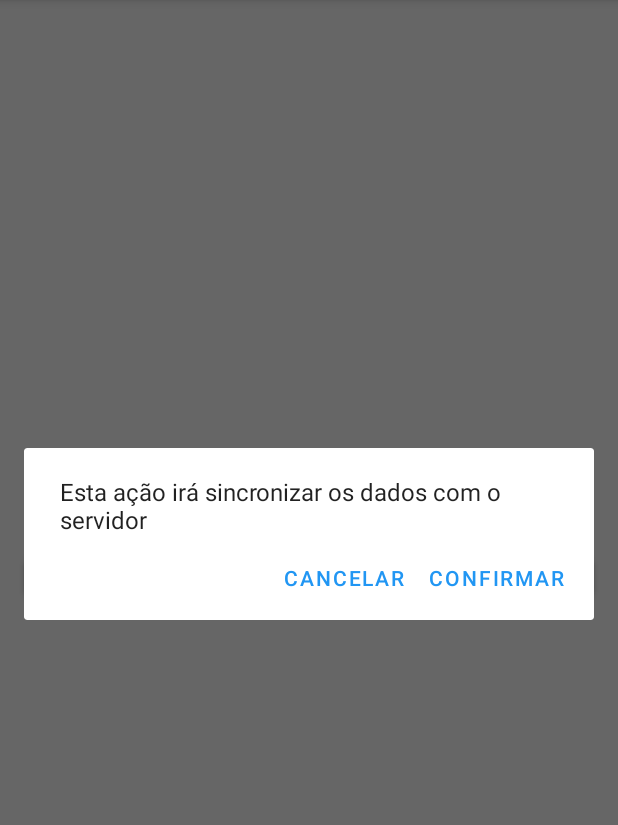
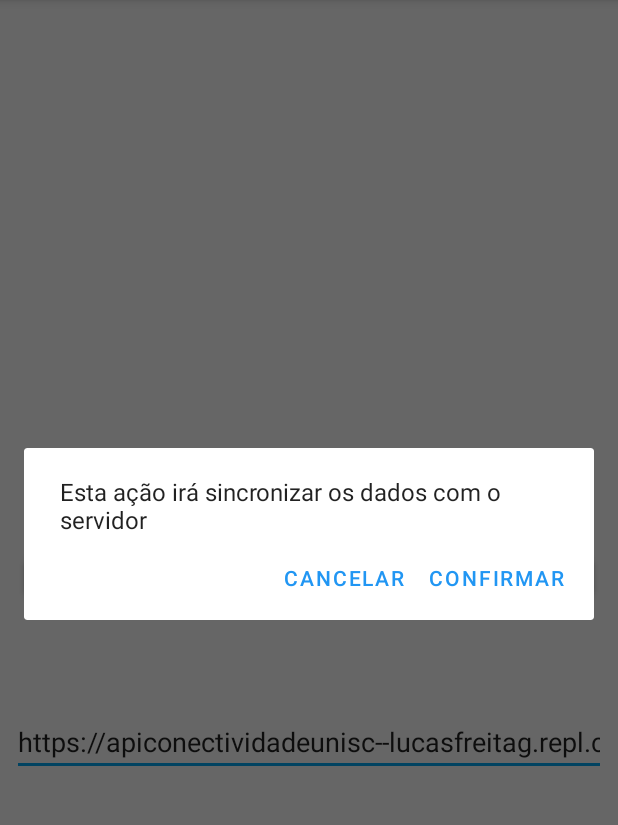
Before and after one commit to FerreirinhaJean/ConnectivityData, an Android app: the screen it shows after launch (MainActivity), after a tap on "Sincronizar", on a phone screen of 412 x 824 dp, the part 84-909 px from its top. Run offline under Robolectric (Android 15) with nearby library versions, the phone set to English and light mode, and no system bars; Roboto replaces fonts that are not available here.

Commit message:
Add field to url

```diff
--- a/app/src/main/java/br/com/jean/connectivitydata/repositories/ConnectivityStattementRepository.java
+++ b/app/src/main/java/br/com/jean/connectivitydata/repositories/ConnectivityStattementRepository.java
@@ -4,14 +4,12 @@ import android.content.ContentValues;
 import android.content.Context;
 import android.database.Cursor;
 import android.database.sqlite.SQLiteDatabase;
-import android.telephony.TelephonyManager;
 import android.util.Log;
 
 import java.util.ArrayList;
 import java.util.List;
 
 import br.com.jean.connectivitydata.models.ConnectivityStattement;
-import br.com.jean.connectivitydata.models.dto.ConnectivityStattementDto;
 import br.com.jean.connectivitydata.repositories.db.DbHelper;
 
 public class ConnectivityStattementRepository {
--- a/app/src/main/java/br/com/jean/connectivitydata/services/ConnectivityService.java
+++ b/app/src/main/java/br/com/jean/connectivitydata/services/ConnectivityService.java
@@ -21,13 +21,17 @@ import okhttp3.Response;
 
 public class ConnectivityService {
 
-    private static final String URL = "https://apiconectividadeunisc--lucasfreitag.repl.co/list";
     private static final String NETWORK_TYPE_2G = "2G";
     private static final String NETWORK_TYPE_3G = "3G";
     private static final String NETWORK_TYPE_4G = "4G";
     private static final String NETWORK_TYPE_5G = "5G";
     private static final String NETWORK_TYPE_UNKNOWN = "Desconhecido";
 
+    private String URL;
+
+    public ConnectivityService(String url) {
+        this.URL = url;
+    }
 
     private String convertNetworkType(int type) {
         switch (type) {
--- a/app/src/main/java/br/com/jean/connectivitydata/ui/activities/GetConnectivityDataActivity.java
+++ b/app/src/main/java/br/com/jean/connectivitydata/ui/activities/GetConnectivityDataActivity.java
@@ -11,19 +11,14 @@ import android.os.Build;
 import android.os.Bundle;
 import android.telephony.SignalStrength;
 import android.telephony.TelephonyManager;
-import android.util.Log;
 import android.widget.Button;
 import android.widget.Toast;
-
 import androidx.annotation.NonNull;
 import androidx.appcompat.app.AppCompatActivity;
 import androidx.core.app.ActivityCompat;
 import androidx.core.content.ContextCompat;
 import androidx.recyclerview.widget.LinearLayoutManager;
 import androidx.recyclerview.widget.RecyclerView;
-
-import java.text.DecimalFormat;
-
 import br.com.jean.connectivitydata.R;
 import br.com.jean.connectivitydata.adapter.ListAdapter;
 import br.com.jean.connectivitydata.models.ConnectivityStattement;
--- a/app/src/main/java/br/com/jean/connectivitydata/ui/activities/MainActivity.java
+++ b/app/src/main/java/br/com/jean/connectivitydata/ui/activities/MainActivity.java
@@ -1,15 +1,13 @@
 package br.com.jean.connectivitydata.ui.activities;
 
 import android.app.ProgressDialog;
-import android.content.DialogInterface;
 import android.content.Intent;
 import android.os.Bundle;
-import android.util.Log;
 import android.view.Menu;
 import android.view.MenuInflater;
 import android.view.MenuItem;
 import android.widget.Button;
-import android.widget.TextView;
+import android.widget.EditText;
 import android.widget.Toast;
 
 import androidx.annotation.NonNull;
@@ -21,7 +19,6 @@ import java.util.List;
 import br.com.jean.connectivitydata.R;
 import br.com.jean.connectivitydata.models.Callback;
 import br.com.jean.connectivitydata.models.ConnectivityStattement;
-import br.com.jean.connectivitydata.models.dto.ConnectivityStattementDto;
 import br.com.jean.connectivitydata.repositories.ConnectivityStattementRepository;
 import br.com.jean.connectivitydata.services.ConnectivityService;
 
@@ -30,6 +27,7 @@ public class MainActivity extends AppCompatActivity {
     private Button btIniciar;
     private ConnectivityStattementRepository connectivityStattementRepository;
     private ProgressDialog progressDialog;
+    private EditText etUrl;
 
     @Override
     protected void onCreate(Bundle savedInstanceState) {
@@ -37,6 +35,7 @@ public class MainActivity extends AppCompatActivity {
         setContentView(R.layout.activity_main);
 
         btIniciar = findViewById(R.id.btIniciar);
+        etUrl = findViewById(R.id.etUrl);
         progressDialog = new ProgressDialog(this);
 
         connectivityStattementRepository = new ConnectivityStattementRepository(this);
@@ -62,16 +61,28 @@ public class MainActivity extends AppCompatActivity {
 
         switch (id) {
             case R.id.menuSinzronizar: {
+                String url = etUrl.getText().toString();
+                if(url.isEmpty()){
+                    showToast("Informe a URL do servidor para sincronizar os dados!");
+                    return true;
+                }
+
                 AlertDialog.Builder builder = new AlertDialog.Builder(MainActivity.this);
                 builder.setMessage("Esta ação irá sincronizar os dados com o servidor")
                         .setPositiveButton("Confirmar", (dialog, which) -> {
-                            progressDialog.setMessage("Sinzronizando com o servidor...");
+                            progressDialog.setMessage("Sincronizando com o servidor...");
                             progressDialog.setCancelable(false);
                             progressDialog.show();
 
                             new Thread(() -> {
                                 List<ConnectivityStattement> data = connectivityStattementRepository.getAllConnectivityData();
-                                ConnectivityService service = new ConnectivityService();
+                                ConnectivityService service = new ConnectivityService(url);
+
+                                if (data.size() == 0) {
+                                    runOnUiThread(() -> {
+                                        progressDialog.dismiss();
+                                    });
+                                }
 
                                 int batchSize = 500;
                                 int dataSize = data.size();
--- a/app/src/main/res/layout/activity_main.xml
+++ b/app/src/main/res/layout/activity_main.xml
@@ -19,4 +19,18 @@
         app:layout_constraintStart_toStartOf="parent"
         app:layout_constraintTop_toTopOf="parent" />
 
+    <EditText
+        android:id="@+id/etUrl"
+        android:layout_width="0dp"
+        android:layout_height="wrap_content"
+        android:layout_marginStart="8dp"
+        android:layout_marginTop="64dp"
+        android:layout_marginEnd="8dp"
+        android:ems="10"
+        android:inputType="text"
+        android:text="https://apiconectividadeunisc--lucasfreitag.repl.co/list"
+        app:layout_constraintEnd_toEndOf="parent"
+        app:layout_constraintStart_toStartOf="parent"
+        app:layout_constraintTop_toBottomOf="@+id/btIniciar" />
+
 </androidx.constraintlayout.widget.ConstraintLayout>
```
